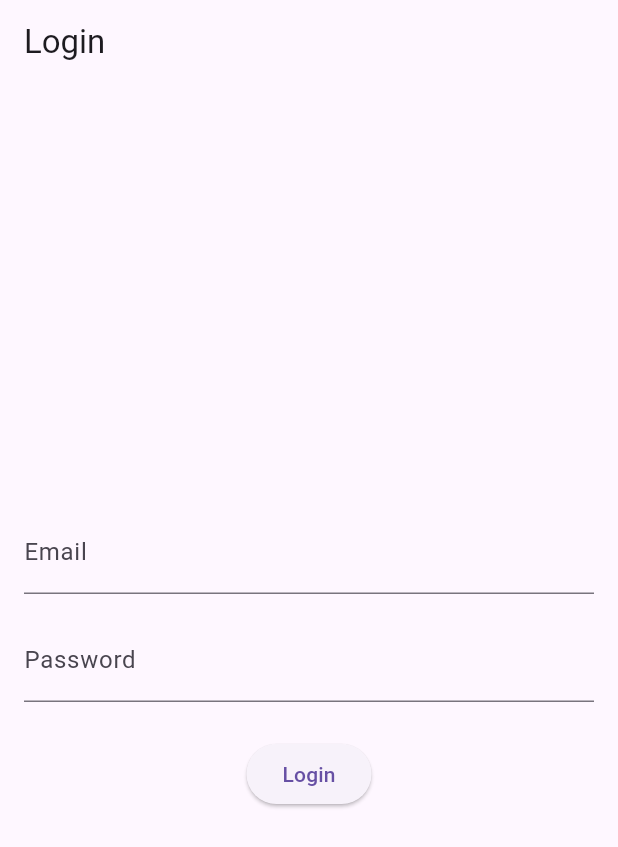
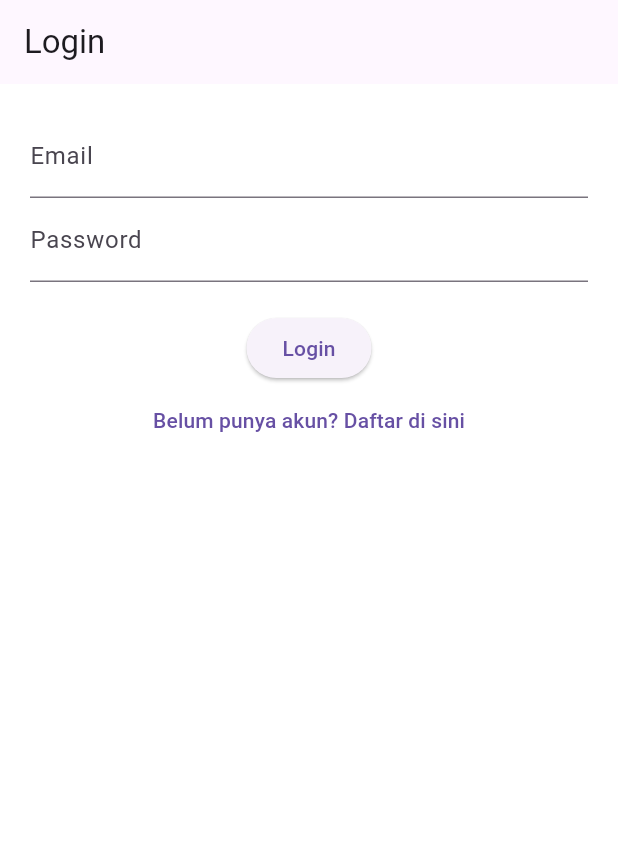
Before and after one commit to Aprilrianto/lexicon, a Flutter app: the screen it shows after launch, on a phone screen of 412 x 824 dp. Shown: the top 847 px of the screen. Run offline on Flutter 3.47's test engine with Material 3 defaults, Android fonts, the light colour scheme and no system bars; our stand-ins replace image_picker, supabase_flutter; accounts and stored records are empty.

Commit message:
menambah,main,login,regist,profile,mwmperbaiki service,memperbaiki home screen

```diff
--- /dev/null
+++ b/lib/constants/supabase_keys.dart
@@ -0,0 +1,2 @@
+const String supabaseUrl = 'https://dwdmlxchudptzhurnker.supabase.co';
+const String supabaseAnonKey = 'eyJhbGciOiJIUzI1NiIsInR5cCI6IkpXVCJ9.eyJpc3MiOiJzdXBhYmFzZSIsInJlZiI6ImR3ZG1seGNodWRwdHpodXJua2VyIiwicm9sZSI6ImFub24iLCJpYXQiOjE3NTAyNDkxOTAsImV4cCI6MjA2NTgyNTE5MH0.0X_m0hQipNP2CBzJ3hWeZEDBKHcvTMZe8GD47RR85tM';
--- a/lib/main.dart
+++ b/lib/main.dart
@@ -1,58 +1,41 @@
 import 'package:flutter/material.dart';
+import 'package:supabase_flutter/supabase_flutter.dart';
+import 'screens/login_screen.dart';
+import 'screens/register_screen.dart';
+import 'screens/home_screen.dart';
+import 'screens/profile_screen.dart'; // Tambahkan ini
 
-void main() {
-  runApp(const MyApp());
+void main() async {
+  WidgetsFlutterBinding.ensureInitialized();
+  await Supabase.initialize(
+    url: 'https://dwdmlxchudptzhurnker.supabase.co',
+    anonKey: 'eyJhbGciOiJIUzI1NiIsInR5cCI6IkpXVCJ9.eyJpc3MiOiJzdXBhYmFzZSIsInJlZiI6ImR3ZG1seGNodWRwdHpodXJua2VyIiwicm9sZSI6ImFub24iLCJpYXQiOjE3NTAyNDkxOTAsImV4cCI6MjA2NTgyNTE5MH0.0X_m0hQipNP2CBzJ3hWeZEDBKHcvTMZe8GD47RR85tM',
+  );
+  runApp(const LexiconApp());
 }
 
-class MyApp extends StatelessWidget {
-  const MyApp({super.key});
+class LexiconApp extends StatelessWidget {
+  const LexiconApp({super.key});
 
   @override
   Widget build(BuildContext context) {
-    return MaterialApp(title: 'Login Demo', home: const LoginPage());
-  }
-}
+    final session = Supabase.instance.client.auth.currentSession;
 
-class LoginPage extends StatefulWidget {
-  const LoginPage({super.key});
-
-  @override
-  State<LoginPage> createState() => _LoginPageState();
-}
-
-class _LoginPageState extends State<LoginPage> {
-  final TextEditingController _emailController = TextEditingController();
-  final TextEditingController _passwordController = TextEditingController();
-
-  @override
-  Widget build(BuildContext context) {
-    return Scaffold(
-      appBar: AppBar(title: const Text('Login')),
-      body: Padding(
-        padding: const EdgeInsets.all(16.0),
-        child: Column(
-          mainAxisAlignment: MainAxisAlignment.center,
-          children: [
-            TextField(
-              controller: _emailController,
-              decoration: const InputDecoration(labelText: 'Email'),
-            ),
-            const SizedBox(height: 16),
-            TextField(
-              controller: _passwordController,
-              decoration: const InputDecoration(labelText: 'Password'),
-              obscureText: true,
-            ),
-            const SizedBox(height: 24),
-            ElevatedButton(
-              onPressed: () {
-                // TODO: Implement login logic
-              },
-              child: const Text('Login'),
-            ),
-          ],
-        ),
+    return MaterialApp(
+      debugShowCheckedModeBanner: false,
+      title: 'Lexicon Novel',
+      theme: ThemeData(
+        primarySwatch: Colors.deepPurple,
+        scaffoldBackgroundColor: Colors.white,
+        visualDensity: VisualDensity.adaptivePlatformDensity,
       ),
+      initialRoute: session != null ? '/home' : '/login',
+      routes: {
+        '/login': (context) => const LoginScreen(),
+        '/register': (context) => const RegisterScreen(),
+        '/home': (context) => const HomeScreen(),
+        '/profile': (context) => const ProfileScreen(), // ✅ Tambahkan route profile
+      },
     );
   }
 }
--- /dev/null
+++ b/lib/screens/login_screen.dart
@@ -0,0 +1,69 @@
+import 'package:flutter/material.dart';
+import 'package:supabase_flutter/supabase_flutter.dart'; // WAJIB
+
+class LoginScreen extends StatefulWidget {
+  const LoginScreen({super.key});
+
+  @override
+  State<LoginScreen> createState() => _LoginScreenState();
+}
+
+class _LoginScreenState extends State<LoginScreen> {
+  final _emailController = TextEditingController();
+  final _passwordController = TextEditingController();
+
+  Future<void> _login() async {
+    try {
+      final res = await Supabase.instance.client.auth.signInWithPassword(
+        email: _emailController.text,
+        password: _passwordController.text,
+      );
+
+      if (res.user != null) {
+        Navigator.pushReplacementNamed(context, '/home');
+      } else {
+        ScaffoldMessenger.of(context).showSnackBar(
+          const SnackBar(content: Text('Login gagal, email atau password salah')),
+        );
+      }
+    } catch (e) {
+      ScaffoldMessenger.of(context).showSnackBar(
+        SnackBar(content: Text('Error: ${e.toString()}')),
+      );
+    }
+  }
+
+  @override
+  Widget build(BuildContext context) {
+    return Scaffold(
+      appBar: AppBar(title: const Text("Login")),
+      body: Padding(
+        padding: const EdgeInsets.all(20),
+        child: Column(
+          children: [
+            TextField(
+              controller: _emailController,
+              decoration: const InputDecoration(labelText: 'Email'),
+            ),
+            TextField(
+              controller: _passwordController,
+              decoration: const InputDecoration(labelText: 'Password'),
+              obscureText: true,
+            ),
+            const SizedBox(height: 20),
+            ElevatedButton(
+              onPressed: _login,
+              child: const Text('Login'),
+            ),
+            TextButton(
+              child: const Text('Belum punya akun? Daftar di sini'),
+              onPressed: () {
+                Navigator.pushNamed(context, '/register');
+              },
+            ),
+          ],
+        ),
+      ),
+    );
+  }
+}
--- a/pubspec.yaml
+++ b/pubspec.yaml
@@ -32,6 +32,7 @@ dependencies:
     sdk: flutter
   supabase_flutter: ^2.9.0
   font_awesome_flutter: ^10.7.0
+  image_picker: ^1.1.2
   # The following adds the Cupertino Icons font to your application.
   # Use with the CupertinoIcons class for iOS style icons.
   cupertino_icons: ^1.0.8
@@ -39,6 +40,8 @@ dependencies:
 dev_dependencies:
   flutter_test:
     sdk: flutter
+  build_runner:
+  image_picker_for_web:
 
   # The "flutter_lints" package below contains a set of recommended lints to
   # encourage good coding practices. The lint set provided by the package is
```
Also changed, not shown: lib/models/profile.dart (+27 -0 lines), lib/screens/home_screen.dart (added, +51 -0 lines), lib/screens/onboarding_screen.dart (added, +19 -0 lines), lib/screens/profile_screen.dart (added, +126 -0 lines), lib/screens/register_screen.dart (added, +106 -0 lines), lib/services/strorage_service.dart (added, +59 -0 lines), pubspec.lock, 5 other files.
